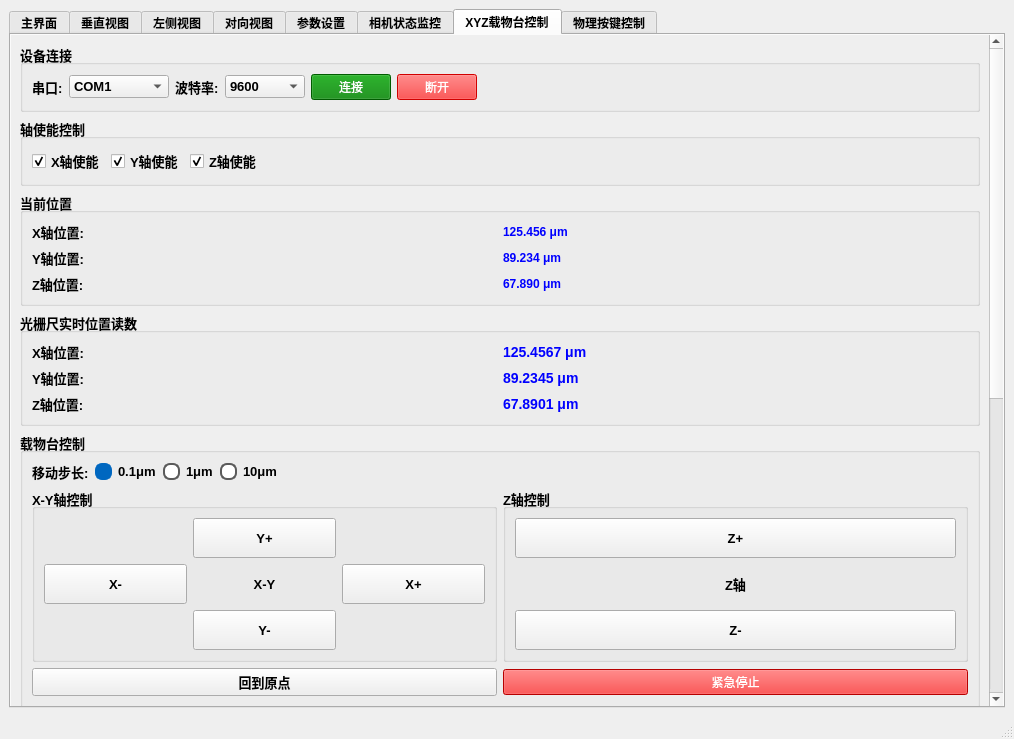
The window that src/ui/MutiCamApp.ui (NicoleKJ9721/MutiCamApp) describes before a commit, drawn with Qt 5.
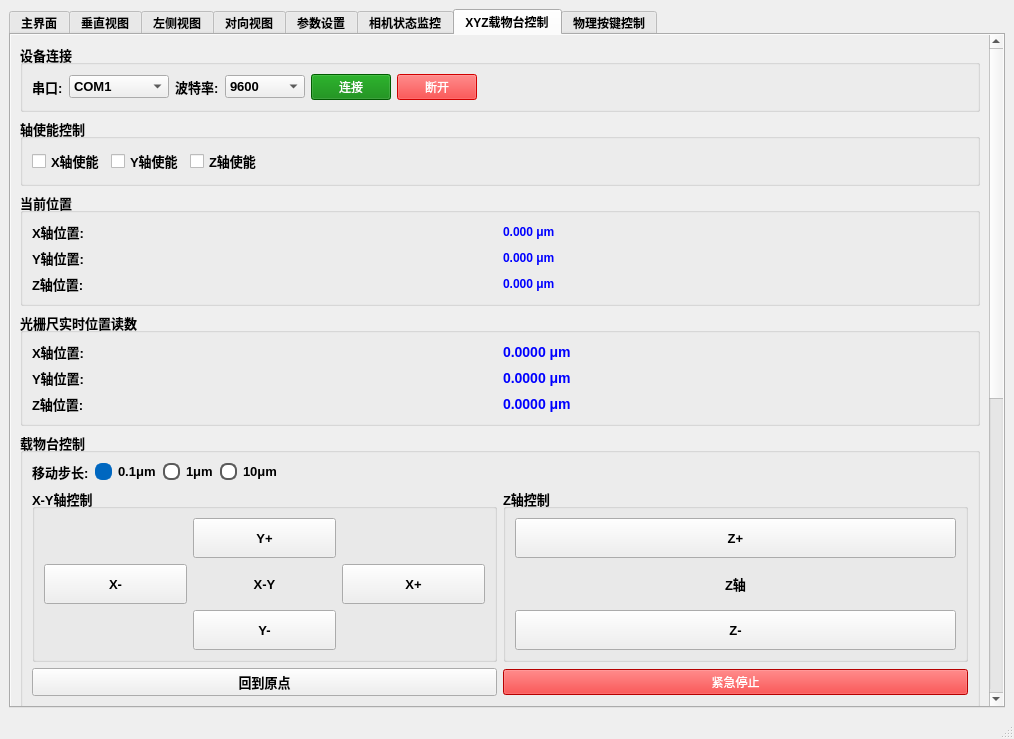
The same window after the commit. The open tabs and pages were chosen to show the change.

Commit message:
🔧 fix(ui): 修正MutiCamApp.ui中的布尔值和数值显示
- 将多个布尔值从true更改为false
- 将多个位置数值显示重置为0.000和0.0000 μm

Patch:
```diff
--- a/src/ui/MutiCamApp.ui
+++ b/src/ui/MutiCamApp.ui
@@ -3672,7 +3672,7 @@
                   <string>X轴使能</string>
                  </property>
                  <property name="checked">
-                  <bool>true</bool>
+                  <bool>false</bool>
                  </property>
                 </widget>
                </item>
@@ -3682,7 +3682,7 @@
                   <string>Y轴使能</string>
                  </property>
                  <property name="checked">
-                  <bool>true</bool>
+                  <bool>false</bool>
                  </property>
                 </widget>
                </item>
@@ -3692,7 +3692,7 @@
                   <string>Z轴使能</string>
                  </property>
                  <property name="checked">
-                  <bool>true</bool>
+                  <bool>false</bool>
                  </property>
                 </widget>
                </item>
@@ -3737,7 +3737,7 @@
               <string>color: blue; font-weight: bold;</string>
              </property>
              <property name="text">
-              <string>125.456 μm</string>
+              <string>0.000 μm</string>
              </property>
             </widget>
            </item>
@@ -3754,7 +3754,7 @@
               <string>color: blue; font-weight: bold;</string>
              </property>
              <property name="text">
-              <string>89.234 μm</string>
+              <string>0.000 μm</string>
              </property>
             </widget>
            </item>
@@ -3771,7 +3771,7 @@
               <string>color: blue; font-weight: bold;</string>
              </property>
              <property name="text">
-              <string>67.890 μm</string>
+              <string>0.000 μm</string>
              </property>
             </widget>
            </item>
@@ -3803,7 +3803,7 @@
               <string>color: blue; font-weight: bold; font-size: 14px;</string>
              </property>
              <property name="text">
-              <string>125.4567 μm</string>
+              <string>0.0000 μm</string>
              </property>
             </widget>
            </item>
@@ -3820,7 +3820,7 @@
               <string>color: blue; font-weight: bold; font-size: 14px;</string>
              </property>
              <property name="text">
-              <string>89.2345 μm</string>
+              <string>0.0000 μm</string>
              </property>
             </widget>
            </item>
@@ -3837,7 +3837,7 @@
               <string>color: blue; font-weight: bold; font-size: 14px;</string>
              </property>
              <property name="text">
-              <string>67.8901 μm</string>
+              <string>0.0000 μm</string>
              </property>
             </widget>
            </item>
```
